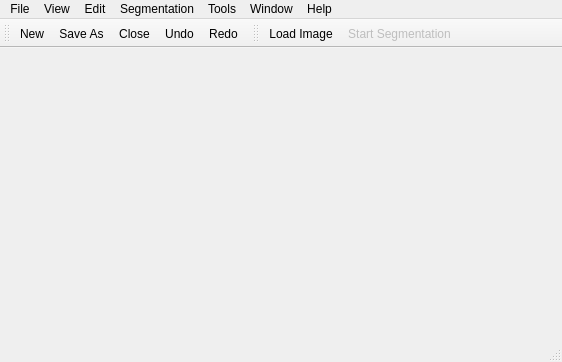
First picture: the form in GUI/mainwindow.ui, repository Armine13/Segmentation_Project, before the edit.
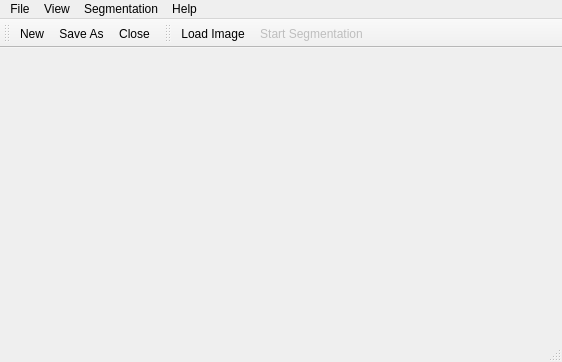
Second picture: the form after the edit.

Diff of the .ui file:
```diff
--- a/GUI/mainwindow.ui
+++ b/GUI/mainwindow.ui
@@ -52,7 +52,7 @@
      <x>0</x>
      <y>0</y>
      <width>562</width>
-     <height>25</height>
+     <height>21</height>
     </rect>
    </property>
    <widget class="QMenu" name="menuFile">
@@ -64,27 +64,11 @@
     <addaction name="actionClose"/>
     <addaction name="actionExit"/>
    </widget>
-   <widget class="QMenu" name="menuTools">
-    <property name="title">
-     <string>Tools</string>
-    </property>
-   </widget>
-   <widget class="QMenu" name="menuWindow">
-    <property name="title">
-     <string>Window</string>
-    </property>
-   </widget>
    <widget class="QMenu" name="menuHelp">
     <property name="title">
      <string>Help</string>
     </property>
-   </widget>
-   <widget class="QMenu" name="menuEdit">
-    <property name="title">
-     <string>Edit</string>
-    </property>
-    <addaction name="actionUndo"/>
-    <addaction name="actionRedo"/>
+    <addaction name="actionAbout"/>
    </widget>
    <widget class="QMenu" name="menuView">
     <property name="title">
@@ -104,10 +88,7 @@
    </widget>
    <addaction name="menuFile"/>
    <addaction name="menuView"/>
-   <addaction name="menuEdit"/>
    <addaction name="menuSegmentation"/>
-   <addaction name="menuTools"/>
-   <addaction name="menuWindow"/>
    <addaction name="menuHelp"/>
   </widget>
   <widget class="QStatusBar" name="statusBar"/>
@@ -130,8 +111,6 @@
    <addaction name="actionNew"/>
    <addaction name="actionSaveAs"/>
    <addaction name="actionClose"/>
-   <addaction name="actionUndo"/>
-   <addaction name="actionRedo"/>
   </widget>
   <widget class="QToolBar" name="SegmentationToolBar">
    <property name="windowTitle">
@@ -184,22 +163,6 @@
     <string>Ctrl+W</string>
    </property>
   </action>
-  <action name="actionUndo">
-   <property name="text">
-    <string>Undo</string>
-   </property>
-   <property name="shortcut">
-    <string>Ctrl+Z</string>
-   </property>
-  </action>
-  <action name="actionRedo">
-   <property name="text">
-    <string>Redo</string>
-   </property>
-   <property name="shortcut">
-    <string>Ctrl+Y</string>
-   </property>
-  </action>
   <action name="actionShowMainToolbar">
    <property name="checkable">
     <bool>true</bool>
```
Left out of the diff: 16 changed lines with no effect on the pictures.
